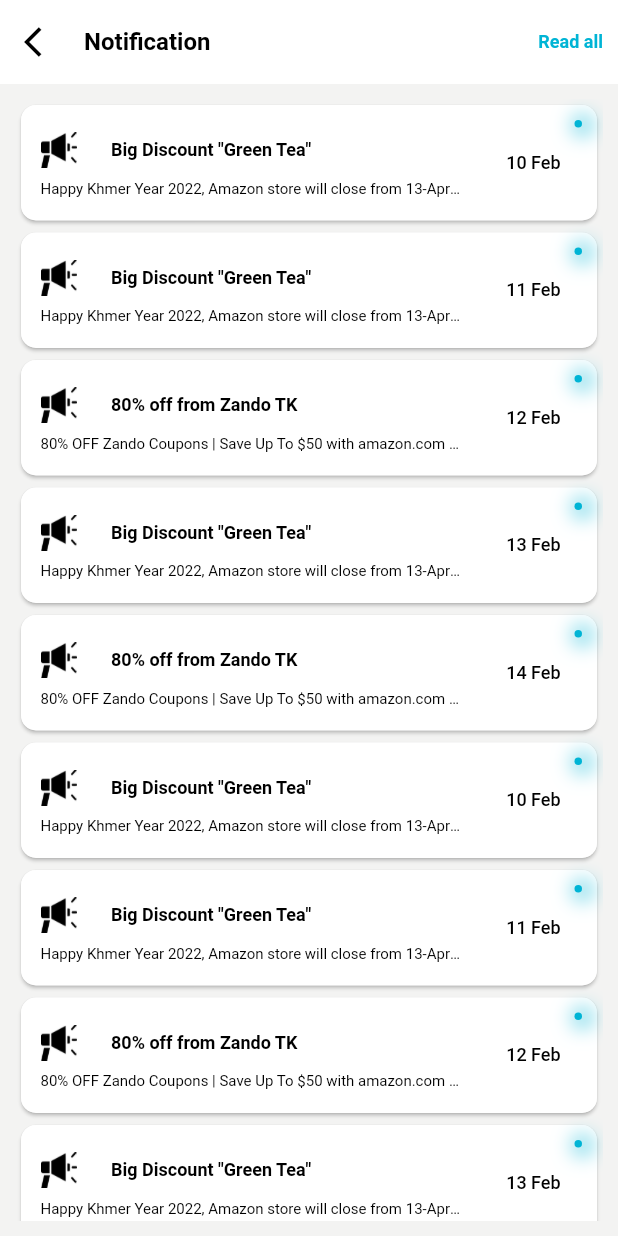
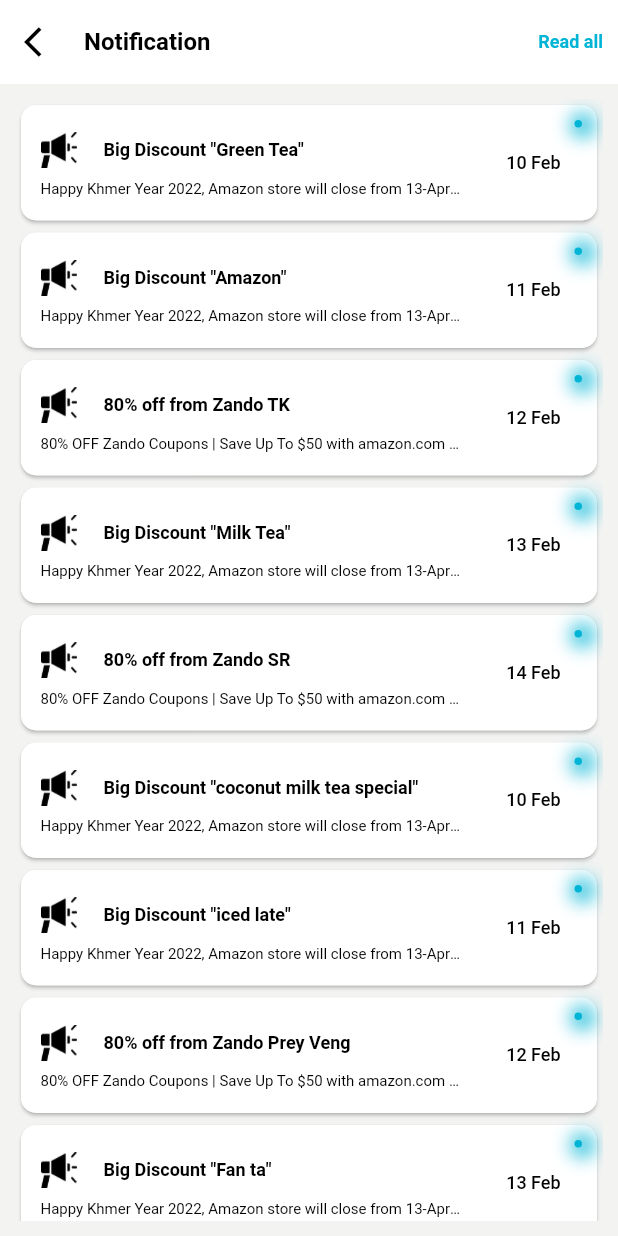
Before and after one commit to OeungChheanghok123/OeungChheanghok123, a Flutter app: the NotificationScreen screen opened by its route, on a phone screen of 412 x 824 dp. Run offline on Flutter 3.47's test engine with Material 2 defaults, Android fonts, the light colour scheme and no system bars; our stand-ins replace charts_flutter, dotted_line, firebase_auth, firebase_core, flutter_rating_bar, flutter_svg and 6 more; missing offline and left inert: flutter_share, slide_to_confirm; accounts and stored records are empty; project files that could hold a hidden picture were left out.

Commit message:
13 June 2022

```diff
--- a/lib/controllers/account_controller.dart
+++ b/lib/controllers/account_controller.dart
@@ -2,12 +2,12 @@ import 'package:flutter/cupertino.dart';
 import 'package:flutter/material.dart';
 import 'package:get/get.dart';
 import 'package:loy_eat/controllers/languages_controller.dart';
+import 'package:loy_eat/controllers/verify_phone_number_controller.dart';
 import 'package:loy_eat/widgets/layout_widget/color.dart';
 
 class AccountController extends GetxController {
   var userProfile = 'assets/image/driver_profile.png'.obs;
   var driverName = 'Oeung Chheanghok'.obs;
-  var phoneNumber = '098 496 050'.obs;
 
   var defaultLanguage = ''.obs;
   final _changeLanguage = ''.obs;
@@ -23,6 +23,7 @@ class AccountController extends GetxController {
   var radioColorEnglish = rabbit.obs;
 
   LanguagesController languagesController = Get.put(LanguagesController());
+  VerifyPhoneNumberController verifyPhoneNumberController = Get.put(VerifyPhoneNumberController());
 
   @override
   void onInit() {
--- a/lib/controllers/enter_otp_code_controller.dart
+++ b/lib/controllers/enter_otp_code_controller.dart
@@ -42,8 +42,7 @@ class OTPCodeController extends GetxController {
 
   void startTimer() {
     const oneSec = Duration(seconds: 1);
-    _timer = Timer.periodic(oneSec,
-          (Timer timer) {
+    _timer = Timer.periodic(oneSec, (Timer timer) {
         if (start.value == 0) {
           timer.cancel();
         } else {
--- a/lib/controllers/home_controller.dart
+++ b/lib/controllers/home_controller.dart
@@ -10,6 +10,7 @@ import 'package:charts_flutter/flutter.dart' as charts;
 class HomeController extends GetxController {
   var homeModel = HomeModel().obs;
   var notificationModel = listNotification;
+  var notificationIndex = 0.obs;
   var toggleState = false.obs;
   var appBarColor = carrot.obs;
   var toggleIcon = Icons.toggle_off.obs;
@@ -18,6 +19,7 @@ class HomeController extends GetxController {
   var notificationCount = 0.obs;
   var totalEarnings = 0.00.obs;
   var readAll = false.obs;
+  var readOne = false.obs;
   var startDate  = 'Start Date'.obs;
   var endDate = 'End Date'.obs;
 
@@ -36,7 +38,7 @@ class HomeController extends GetxController {
   void onInit() {
     super.onInit();
     totalEarnings.value = homeModel.value.deliveryFee + homeModel.value.bonus  + homeModel.value.tip;
-    notificationCount.value = notificationModel.length;
+    notificationCount.value = listNotification.length;
   }
 
   void toggleClicked(){
@@ -55,8 +57,7 @@ class HomeController extends GetxController {
       notificationColor.value = rabbit;
     }
   }
-  void deleteNotification() {
-    //notificationCount.value = 0;
+  void readAllNotification() {
     readAll.value = true;
   }
   Future<Widget> wait3SecAndLoadData() async {
--- a/lib/controllers/order_accept_controller.dart
+++ b/lib/controllers/order_accept_controller.dart
@@ -8,4 +8,6 @@ class OrderAcceptController extends GetxController{
     "Arrived Customer Area (Step: 3/4)",
     "Delivered to Sovongdy (Step: 4/4)",
   ];
+
+
 }
--- a/lib/controllers/order_controller.dart
+++ b/lib/controllers/order_controller.dart
@@ -181,6 +181,7 @@ class OrderController extends GetxController{
           Get.defaultDialog(
             radius: 5,
             title: '',
+            barrierDismissible: false,
             titleStyle: const TextStyle(fontSize: 10),
             titlePadding: const EdgeInsets.all(0),
             contentPadding: const EdgeInsets.all(15),
@@ -188,7 +189,7 @@ class OrderController extends GetxController{
               fontSize: 14,
               fontWeight: FontWeight.normal,
             ),
-            middleText: 'The time is out, the delivery are auto to reject.',
+            middleText: 'The time is out, the delivery will auto to reject.',
             textConfirm: 'Confirm',
             confirmTextColor: white,
             buttonColor: rabbit,
--- a/lib/controllers/verify_phone_number_controller.dart
+++ b/lib/controllers/verify_phone_number_controller.dart
@@ -4,6 +4,7 @@ import 'package:get/get.dart';
 
 class VerifyPhoneNumberController extends GetxController {
   var phoneController = TextEditingController();
+  var phoneNumber = '';
   FirebaseAuth auth = FirebaseAuth.instance;
   var verificationIDReceived = '';
 }
--- a/lib/models/notification_model.dart
+++ b/lib/models/notification_model.dart
@@ -12,19 +12,13 @@ class NotificationModel {
 
 List<NotificationModel> listNotification = [
   NotificationModel(title: 'Big Discount "Green Tea"', subTile: 'Happy Khmer Year 2022, Amazon store will close from 13-Apr to 17-Apr 2022.', date: '10 Feb'),
-  NotificationModel(title: 'Big Discount "Green Tea"', subTile: 'Happy Khmer Year 2022, Amazon store will close from 13-Apr to 17-Apr 2022.', date: '11 Feb'),
+  NotificationModel(title: 'Big Discount "Amazon"', subTile: 'Happy Khmer Year 2022, Amazon store will close from 13-Apr to 17-Apr 2022.', date: '11 Feb'),
   NotificationModel(title: '80% off from Zando TK', subTile: '80% OFF Zando Coupons | Save Up To \$50 with amazon.com Discount Code For April 2022', date: '12 Feb'),
-  NotificationModel(title: 'Big Discount "Green Tea"', subTile: 'Happy Khmer Year 2022, Amazon store will close from 13-Apr to 17-Apr 2022.', date: '13 Feb'),
-  NotificationModel(title: '80% off from Zando TK', subTile: '80% OFF Zando Coupons | Save Up To \$50 with amazon.com Discount Code For April 2022', date: '14 Feb'),
-  NotificationModel(title: 'Big Discount "Green Tea"', subTile: 'Happy Khmer Year 2022, Amazon store will close from 13-Apr to 17-Apr 2022.', date: '10 Feb'),
-  NotificationModel(title: 'Big Discount "Green Tea"', subTile: 'Happy Khmer Year 2022, Amazon store will close from 13-Apr to 17-Apr 2022.', date: '11 Feb'),
-  NotificationModel(title: '80% off from Zando TK', subTile: '80% OFF Zando Coupons | Save Up To \$50 with amazon.com Discount Code For April 2022', date: '12 Feb'),
-  NotificationModel(title: 'Big Discount "Green Tea"', subTile: 'Happy Khmer Year 2022, Amazon store will close from 13-Apr to 17-Apr 2022.', date: '13 Feb'),
-  NotificationModel(title: '80% off from Zando TK', subTile: '80% OFF Zando Coupons | Save Up To \$50 with amazon.com Discount Code For April 2022', date: '14 Feb'),
-  NotificationModel(title: 'Big Discount "Green Tea"', subTile: 'Happy Khmer Year 2022, Amazon store will close from 13-Apr to 17-Apr 2022.', date: '10 Feb'),
-  NotificationModel(title: 'Big Discount "Green Tea"', subTile: 'Happy Khmer Year 2022, Amazon store will close from 13-Apr to 17-Apr 2022.', date: '11 Feb'),
-  NotificationModel(title: '80% off from Zando TK', subTile: '80% OFF Zando Coupons | Save Up To \$50 with amazon.com Discount Code For April 2022', date: '12 Feb'),
-  NotificationModel(title: 'Big Discount "Green Tea"', subTile: 'Happy Khmer Year 2022, Amazon store will close from 13-Apr to 17-Apr 2022.', date: '13 Feb'),
-  NotificationModel(title: '80% off from Zando TK', subTile: '80% OFF Zando Coupons | Save Up To \$50 with amazon.com Discount Code For April 2022', date: '14 Feb'),
-
+  NotificationModel(title: 'Big Discount "Milk Tea"', subTile: 'Happy Khmer Year 2022, Amazon store will close from 13-Apr to 17-Apr 2022.', date: '13 Feb'),
+  NotificationModel(title: '80% off from Zando SR', subTile: '80% OFF Zando Coupons | Save Up To \$50 with amazon.com Discount Code For April 2022', date: '14 Feb'),
+  NotificationModel(title: 'Big Discount "coconut milk tea special"', subTile: 'Happy Khmer Year 2022, Amazon store will close from 13-Apr to 17-Apr 2022.', date: '10 Feb'),
+  NotificationModel(title: 'Big Discount "iced late"', subTile: 'Happy Khmer Year 2022, Amazon store will close from 13-Apr to 17-Apr 2022.', date: '11 Feb'),
+  NotificationModel(title: '80% off from Zando Prey Veng', subTile: '80% OFF Zando Coupons | Save Up To \$50 with amazon.com Discount Code For April 2022', date: '12 Feb'),
+  NotificationModel(title: 'Big Discount "Fan ta"', subTile: 'Happy Khmer Year 2022, Amazon store will close from 13-Apr to 17-Apr 2022.', date: '13 Feb'),
+  NotificationModel(title: '80% off from Borey Meanchey', subTile: '80% OFF Zando Coupons | Save Up To \$50 with amazon.com Discount Code For April 2022', date: '14 Feb'),
 ];
--- a/lib/screens/account_screen.dart
+++ b/lib/screens/account_screen.dart
@@ -2,6 +2,7 @@ import 'dart:io';
 import 'package:flutter/material.dart';
 import 'package:get/get.dart';
 import 'package:loy_eat/controllers/account_controller.dart';
+import 'package:loy_eat/controllers/verify_phone_number_controller.dart';
 import 'package:loy_eat/widgets/layout_widget/button_widget.dart';
 import 'package:loy_eat/widgets/layout_widget/color.dart';
 import 'package:loy_eat/widgets/layout_widget/icon_widget.dart';
@@ -19,6 +20,7 @@ class AccountScreen extends StatefulWidget {
 class _AccountScreenState extends State<AccountScreen> {
 
   AccountController accountController = Get.put(AccountController());
+  VerifyPhoneNumberController verifyPhoneNumberController = Get.put(VerifyPhoneNumberController());
 
   @override
   Widget build(BuildContext context) {
@@ -112,7 +114,7 @@ class _AccountScreenState extends State<AccountScreen> {
               children: [
                 TextWidget(isTitle: true, text: accountController.driverName.value),
                 const Space(height: 10),
-                TextWidget(text: accountController.phoneNumber.value, color: silver),
+                TextWidget(text: '0${verifyPhoneNumberController.phoneNumber}', color: silver),
               ],
             ),
           ],
--- a/lib/screens/enter_otp_screen.dart
+++ b/lib/screens/enter_otp_screen.dart
@@ -64,7 +64,7 @@ class _EnterOTPCodeScreenState extends State<EnterOTPCodeScreen> {
                       margin: const EdgeInsets.symmetric(vertical: 15),
                       child: TextWidget(
                         textAlign: TextAlign.center,
-                        text: 'Enter your one-time password (OTP) sent to ${verifyPhoneNumberController.phoneController.text}',
+                        text: 'Enter your one-time password (OTP) sent to +855${verifyPhoneNumberController.phoneNumber}',
                       ),
                     ),
                     Container(
--- a/lib/screens/notification_screen.dart
+++ b/lib/screens/notification_screen.dart
@@ -4,7 +4,6 @@ import 'package:loy_eat/controllers/home_controller.dart';
 import 'package:loy_eat/widgets/layout_widget/color.dart';
 import 'package:loy_eat/widgets/layout_widget/icon_widget.dart';
 import 'package:loy_eat/widgets/layout_widget/image_icon_widget.dart';
-import 'package:loy_eat/widgets/layout_widget/space.dart';
 import 'package:loy_eat/widgets/layout_widget/text_widget.dart';
 import 'package:loy_eat/widgets/layout_widget/title_appbar_widget.dart';
 
@@ -30,7 +29,7 @@ class _NotificationScreenState extends State<NotificationScreen> {
           elevation: 0,
           titleSpacing: 0,
           leading: InkWell(
-            onTap: () => Get.back(),
+            onTap: () => Get.offNamed('/instruction'),
             child: const IconWidget(
               icon: Icons.arrow_back_ios,
               color: black,
@@ -44,7 +43,7 @@ class _NotificationScreenState extends State<NotificationScreen> {
           actions: [
             InkWell(
               splashColor: none,
-              onTap: () => homeController.deleteNotification(),
+              onTap: () => homeController.readAllNotification(),
               child: Container(
                 alignment: Alignment.center,
                 margin: const EdgeInsets.only(right: 10),
@@ -59,11 +58,7 @@ class _NotificationScreenState extends State<NotificationScreen> {
             ),
           ],
         ),
-        body: Obx(
-          () => homeController.notificationCount.value > 0
-              ? _notification
-              : _nonNotification,
-        ),
+        body: Obx(() => homeController.notificationCount.value > 0 ? _notification : _nonNotification),
       ),
     );
   }
@@ -80,14 +75,31 @@ class _NotificationScreenState extends State<NotificationScreen> {
     );
   }
   Widget get _notification {
-    return Container(
+    return Obx(() => Container(
       padding: const EdgeInsets.all(10),
       color: lightGray,
       alignment: Alignment.center,
       child: ListView.builder(
         itemCount: homeController.notificationCount.value,
         itemBuilder: (BuildContext context, int index){
-          return Card(
+          return _buildCardDetail(index, rabbit);
+        },
+      ),
+    ));
+  }
+
+  Widget _buildCardDetail(int index, Color color){
+    return InkWell(
+      onTap: (){
+        homeController.notificationIndex.value = index;
+        if (index == homeController.notificationIndex.value){
+          color = white;
+        }
+        Get.toNamed('/notification_detail');
+        //Get.offNamed("/notification_detail");
+
+      },
+      child: Card(
         elevation: 1,
         color: white,
         borderOnForeground: false,
@@ -118,19 +130,22 @@ class _NotificationScreenState extends State<NotificationScreen> {
                                 backgroundColor: white,
                                 borderColor: white,
                               ),
-                                  const Space(width: 15),
-                                  TextWidget(
-                                    //text: 'Big Discount "Green Tea"',
+                              Expanded(
+                                child: Container(
+                                  margin: const EdgeInsets.only(left: 10),
+                                  child: TextWidget(
                                     text: homeController.notificationModel[index].title.toString(),
                                     fontWeight: FontWeight.bold,
                                     size: 12,
+                                    textOverflow: TextOverflow.ellipsis,
+                                  ),
+                                ),
                               ),
                             ],
                           ),
                           Container(
                             padding: const EdgeInsets.only(left: 8, bottom: 5),
                             child: TextWidget(
-                                  //text: "Happy Khmer New Year 2022, Amazon store in Cambodia",
                               text: homeController.notificationModel[index].subTile.toString(),
                               size: 10,
                               textOverflow: TextOverflow.ellipsis,
@@ -158,32 +173,25 @@ class _NotificationScreenState extends State<NotificationScreen> {
             Positioned(
               top: 10,
               right: 10,
-                  child: Obx(
-                    () => Container(
+              child:Container(
                 width: 5,
                 height: 5,
                 decoration: BoxDecoration(
-                        color: homeController.readAll.value ? white : rabbit,
+                  color: color,
                   borderRadius: BorderRadius.circular(100),
                   boxShadow: [
                     BoxShadow(
-                            color: homeController.readAll.value
-                                ? white
-                                : rabbit.withOpacity(0.5),
+                      color: color,
                       spreadRadius: 5,
                       blurRadius: 10,
-                            offset: const Offset(
-                                3, 1,), // changes position of shadow
+                      offset: const Offset(3, 1), // changes position of shadow
                     ),
                   ],
                 ),
               ),
             ),
-                ),
           ],
         ),
-          );
-        },
       ),
     );
   }
--- a/lib/screens/verify_phone_number_screen.dart
+++ b/lib/screens/verify_phone_number_screen.dart
@@ -157,10 +157,11 @@ class _VerifyPhoneNumberScreenState extends State<VerifyPhoneNumberScreen> {
     if(phone[0] == "0"){
       phone.removeAt(0);
     }
-    verifyPhoneNumberController.phoneController.text = "+855${phone.join()}";
+    verifyPhoneNumberController.phoneController.text = phone.join();
+    verifyPhoneNumberController.phoneNumber = phone.join();
 
     verifyPhoneNumberController.auth.verifyPhoneNumber(
-      phoneNumber: verifyPhoneNumberController.phoneController.text,
+      phoneNumber: "+855${verifyPhoneNumberController.phoneController.text}",
       timeout: const Duration(seconds: 20),
       verificationCompleted: (PhoneAuthCredential credential) async{
         await verifyPhoneNumberController.auth.signInWithCredential(credential).then((value) => {
--- a/lib/widgets/layout_widget/title_appbar_widget.dart
+++ b/lib/widgets/layout_widget/title_appbar_widget.dart
@@ -7,6 +7,7 @@ class TitleAppBarWidget extends StatelessWidget {
   final double size;
   final FontWeight fontWeight;
   final Color color;
+  final TextOverflow textOverflow;
 
   const TitleAppBarWidget({
     Key? key,
@@ -15,11 +16,13 @@ class TitleAppBarWidget extends StatelessWidget {
     this.size = 16,
     this.fontWeight = FontWeight.bold,
     this.color = black,
+    this.textOverflow = TextOverflow.clip,
   }) : super(key: key);
 
   @override
   Widget build(BuildContext context) => Text(text,
     textAlign: textAlign,
+    overflow: textOverflow,
     style: TextStyle(
       fontSize: size,
       fontWeight: fontWeight,
--- a/lib/widgets/screen_widget/home_screen_app_bar.dart
+++ b/lib/widgets/screen_widget/home_screen_app_bar.dart
@@ -39,7 +39,7 @@ class HomeScreenAppBar extends StatelessWidget implements PreferredSize{
           children: [
             InkWell(
               splashColor: none,
-              onTap: () => Get.toNamed("/notification"),
+              onTap: () => Get.offNamed("/notification"),
               child: Container(
                 margin: const EdgeInsets.only(right: 10),
                 child: const IconWidget(
--- a/lib/widgets/screen_widget/new_order_screen.dart
+++ b/lib/widgets/screen_widget/new_order_screen.dart
@@ -120,7 +120,7 @@ class _NewOrderScreenState extends State<NewOrderScreen> {
                           color: succeed,
                           onPressed: () {
                             orderController.closeTimer();
-                            Get.toNamed('/order_accept');
+                            Get.offNamed('/order_accept');
                           },
                         ),
                       ],
```
Also changed, not shown: lib/controllers/report_controller.dart (+6 -8 lines), lib/main.dart (+10 -2 lines), lib/screens/home_screen.dart (+40 -22 lines), lib/screens/notification_detail_screen.dart (added, +65 -0 lines), lib/screens/report_screen.dart (+60 -48 lines). Lines whose indentation alone changed are shown as unchanged.
